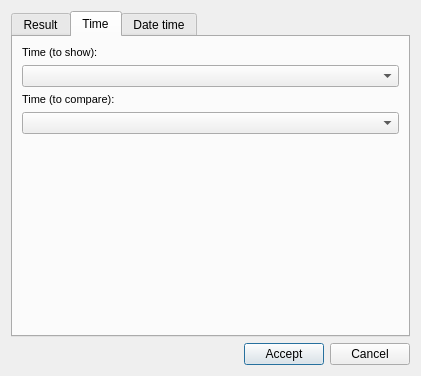
First picture: the form in core/ui/toolbars/epa/go2epa_selector.ui, repository Giswater/giswater_qgis_plugin, before the edit.
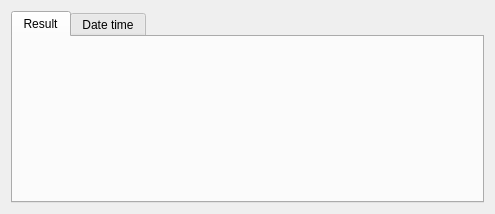
Second picture: the form after the edit. The open tabs and pages were chosen to show the change.

Commit message: refractor: make dynamic go2epa_selector_btn

What changed in the file:
```diff
--- a/core/ui/toolbars/epa/go2epa_selector.ui
+++ b/core/ui/toolbars/epa/go2epa_selector.ui
@@ -6,10 +6,16 @@
    <rect>
     <x>0</x>
     <y>0</y>
-    <width>421</width>
-    <height>376</height>
+    <width>495</width>
+    <height>214</height>
    </rect>
   </property>
+  <property name="sizePolicy">
+   <sizepolicy hsizetype="Preferred" vsizetype="Preferred">
+    <horstretch>0</horstretch>
+    <verstretch>0</verstretch>
+   </sizepolicy>
+  </property>
   <property name="windowTitle">
    <string>Result compare selector</string>
   </property>
@@ -19,299 +25,45 @@
      <property name="topMargin">
       <number>0</number>
      </property>
-     <item row="0" column="1">
-      <widget class="QPushButton" name="btn_accept">
-       <property name="text">
-        <string>Accept</string>
-       </property>
-      </widget>
-     </item>
-     <item row="0" column="0">
-      <spacer name="horizontalSpacer">
-       <property name="orientation">
-        <enum>Qt::Horizontal</enum>
-       </property>
-       <property name="sizeHint" stdset="0">
-        <size>
-         <width>40</width>
-         <height>20</height>
-        </size>
-       </property>
-      </spacer>
-     </item>
-     <item row="0" column="2">
-      <widget class="QPushButton" name="btn_cancel">
-       <property name="text">
-        <string>Cancel</string>
-       </property>
-      </widget>
-     </item>
     </layout>
    </item>
    <item row="0" column="0">
-    <widget class="QTabWidget" name="tabWidget">
-     <property name="sizePolicy">
-      <sizepolicy hsizetype="Expanding" vsizetype="Expanding">
-       <horstretch>0</horstretch>
-       <verstretch>0</verstretch>
-      </sizepolicy>
-     </property>
-     <property name="currentIndex">
-      <number>0</number>
-     </property>
-     <widget class="QWidget" name="tab_result">
-      <attribute name="title">
-       <string>Result</string>
-      </attribute>
-      <layout class="QVBoxLayout" name="verticalLayout_4">
-       <item>
-        <widget class="QLabel" name="lbl_result_name_to_show">
-         <property name="minimumSize">
-          <size>
-           <width>140</width>
-           <height>0</height>
-          </size>
-         </property>
-         <property name="maximumSize">
-          <size>
-           <width>140</width>
-           <height>16777215</height>
-          </size>
-         </property>
-         <property name="font">
-          <font>
-           <pointsize>8</pointsize>
-          </font>
-         </property>
-         <property name="frameShape">
-          <enum>QFrame::NoFrame</enum>
-         </property>
-         <property name="frameShadow">
-          <enum>QFrame::Raised</enum>
-         </property>
-         <property name="text">
-          <string>Result name (to show):</string>
-         </property>
-         <property name="margin">
-          <number>3</number>
-         </property>
-        </widget>
-       </item>
-       <item>
-        <widget class="QComboBox" name="rpt_selector_result_id">
-         <property name="frame">
-          <bool>true</bool>
-         </property>
-        </widget>
-       </item>
-       <item>
-        <widget class="QLabel" name="lbl_result_name_to_compare">
-         <property name="text">
-          <string>Result name (to compare):</string>
-         </property>
-        </widget>
-       </item>
-       <item>
-        <widget class="QComboBox" name="rpt_selector_compare_id">
-         <property name="frame">
-          <bool>true</bool>
-         </property>
-        </widget>
-       </item>
-       <item>
-        <spacer name="verticalSpacer_2">
-         <property name="orientation">
-          <enum>Qt::Vertical</enum>
-         </property>
-         <property name="sizeHint" stdset="0">
-          <size>
-           <width>20</width>
-           <height>40</height>
-          </size>
-         </property>
-        </spacer>
-       </item>
-      </layout>
-     </widget>
-     <widget class="QWidget" name="tab_time">
-      <attribute name="title">
-       <string>Time</string>
-      </attribute>
-      <layout class="QVBoxLayout" name="verticalLayout_7">
-       <item>
-        <widget class="QLabel" name="lbl_time_to_show">
-         <property name="minimumSize">
-          <size>
-           <width>120</width>
-           <height>0</height>
-          </size>
-         </property>
-         <property name="maximumSize">
-          <size>
-           <width>120</width>
-           <height>16777215</height>
-          </size>
-         </property>
-         <property name="font">
-          <font>
-           <pointsize>8</pointsize>
-          </font>
-         </property>
-         <property name="frameShape">
-          <enum>QFrame::NoFrame</enum>
-         </property>
-         <property name="frameShadow">
-          <enum>QFrame::Raised</enum>
-         </property>
-         <property name="text">
-          <string>Time (to show):</string>
-         </property>
-         <property name="margin">
-          <number>3</number>
-         </property>
-        </widget>
-       </item>
-       <item>
-        <widget class="QComboBox" name="cmb_time_to_show">
-         <property name="frame">
-          <bool>true</bool>
-         </property>
-        </widget>
-       </item>
-       <item>
-        <widget class="QLabel" name="lbl_time_to_compare">
-         <property name="minimumSize">
-          <size>
-           <width>120</width>
-           <height>0</height>
-          </size>
-         </property>
-         <property name="maximumSize">
-          <size>
-           <width>120</width>
-           <height>16777215</height>
-          </size>
-         </property>
-         <property name="font">
-          <font>
-           <pointsize>8</pointsize>
-          </font>
-         </property>
-         <property name="frameShape">
-          <enum>QFrame::NoFrame</enum>
-         </property>
-         <property name="frameShadow">
-          <enum>QFrame::Raised</enum>
-         </property>
-         <property name="text">
-          <string>Time (to compare):</string>
-         </property>
-         <property name="margin">
-          <number>3</number>
-         </property>
-        </widget>
-       </item>
-       <item>
-        <widget class="QComboBox" name="cmb_time_to_compare">
-         <property name="frame">
-          <bool>true</bool>
-         </property>
-        </widget>
-       </item>
-       <item>
-        <spacer name="verticalSpacer">
-         <property name="orientation">
-          <enum>Qt::Vertical</enum>
-         </property>
-         <property name="sizeHint" stdset="0">
-          <size>
-           <width>20</width>
-           <height>40</height>
-          </size>
-         </property>
-        </spacer>
-       </item>
-      </layout>
-     </widget>
-     <widget class="QWidget" name="tab_datetime">
-      <attribute name="title">
-       <string>Date time</string>
-      </attribute>
-      <layout class="QGridLayout" name="gridLayout">
-       <item row="0" column="0">
-        <widget class="QGroupBox" name="groupBox">
-         <property name="title">
-          <string>Selector Date</string>
-         </property>
-         <layout class="QVBoxLayout" name="verticalLayout_2">
-          <item>
-           <widget class="QLabel" name="lbl_selector_date">
-            <property name="text">
-             <string>Selector date</string>
-            </property>
-           </widget>
-          </item>
-          <item>
-           <widget class="QComboBox" name="cmb_sel_date"/>
-          </item>
-          <item>
-           <widget class="QLabel" name="lbl_selector_time">
-            <property name="text">
-             <string>Selector time</string>
-            </property>
-           </widget>
-          </item>
-          <item>
-           <widget class="QComboBox" name="cmb_sel_time"/>
-          </item>
-         </layout>
-        </widget>
-       </item>
-       <item row="2" column="0">
-        <spacer name="verticalSpacer_4">
-         <property name="orientation">
-          <enum>Qt::Vertical</enum>
-         </property>
-         <property name="sizeHint" stdset="0">
-          <size>
-           <width>20</width>
-           <height>40</height>
-          </size>
-         </property>
-        </spacer>
-       </item>
-       <item row="0" column="1">
-        <widget class="QGroupBox" name="groupBox_2">
-         <property name="title">
-          <string>Selector compare</string>
-         </property>
-         <layout class="QVBoxLayout" name="verticalLayout_3">
-          <item>
-           <widget class="QLabel" name="lbl_compare_date">
-            <property name="text">
-             <string>Compare date</string>
-            </property>
-           </widget>
-          </item>
-          <item>
-           <widget class="QComboBox" name="cmb_com_date"/>
-          </item>
-          <item>
-           <widget class="QLabel" name="lbl_compare_time">
-            <property name="text">
-             <string>Compare Time</string>
-            </property>
-           </widget>
-          </item>
-          <item>
-           <widget class="QComboBox" name="cmb_com_time"/>
-          </item>
-         </layout>
-        </widget>
-       </item>
-      </layout>
-     </widget>
-    </widget>
+    <layout class="QGridLayout" name="lyt_epa_select_1">
+     <item row="0" column="0">
+      <widget class="QTabWidget" name="tabwidget">
+       <property name="currentIndex">
+        <number>0</number>
+       </property>
+       <widget class="QWidget" name="tab_result">
+        <attribute name="title">
+         <string>Result</string>
+        </attribute>
+        <layout class="QGridLayout" name="gridLayout">
+         <item row="0" column="0">
+          <layout class="QGridLayout" name="lyt_result_1">
+           <property name="sizeConstraint">
+            <enum>QLayout::SetMinimumSize</enum>
+           </property>
+          </layout>
+         </item>
+        </layout>
+       </widget>
+       <widget class="QWidget" name="tab_time">
+        <attribute name="title">
+         <string>Date time</string>
+        </attribute>
+        <layout class="QGridLayout" name="gridLayout_3">
+         <item row="0" column="0">
+          <layout class="QGridLayout" name="lyt_time_1"/>
+         </item>
+         <item row="0" column="1">
+          <layout class="QGridLayout" name="lyt_time_2"/>
+         </item>
+        </layout>
+       </widget>
+      </widget>
+     </item>
+    </layout>
    </item>
   </layout>
  </widget>
```
Left out of the diff: 13 changed lines with no effect on the pictures. The commit also changes 1 other file.
